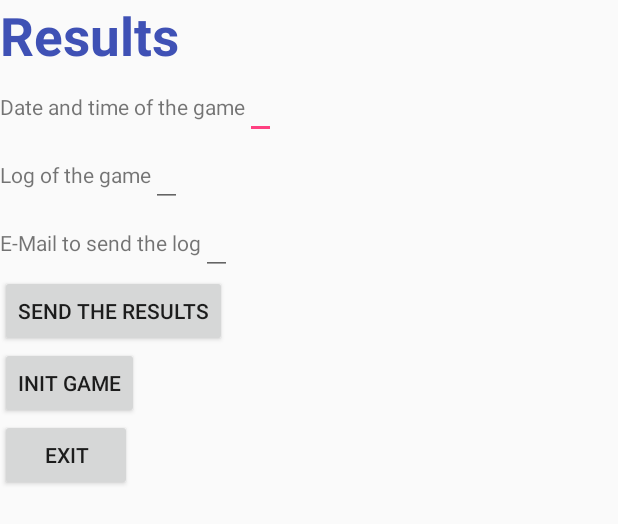
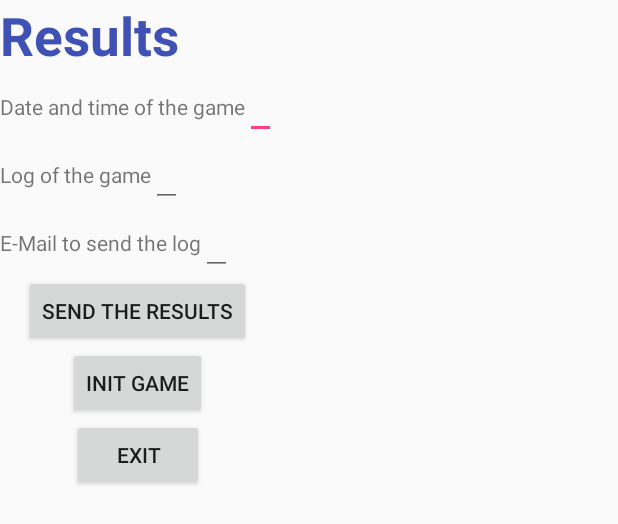
Before and after one commit to jaumeg3/AndroidPractReversi, an Android app: the layout activity_result.xml on its own in the app's theme, with its tools: preview values and no code run, on a phone screen of 412 x 824 dp. Shown: the top 524 px of the screen. Run offline under Robolectric (Android 15) with nearby library versions, the phone set to English and light mode, and no system bars.

Commit message:
Fix the layout possible problem.

```diff
--- a/app/src/main/res/layout-land/activity_result.xml
+++ b/app/src/main/res/layout-land/activity_result.xml
@@ -3,6 +3,7 @@
     xmlns:tools="http://schemas.android.com/tools"
     android:layout_width="match_parent"
     android:layout_height="match_parent"
+    android:gravity="center"
     android:orientation="vertical"
     tools:context="agut_giralt.androidpractreversi.activities.ActivityResult">
 
@@ -13,6 +14,15 @@
         android:textColor="@color/colorPrimary"
         android:textSize="@dimen/title"
         android:textStyle="bold" />
+
+    <ScrollView
+        android:layout_width="wrap_content"
+        android:layout_height="wrap_content">
+
+        <LinearLayout
+            android:layout_width="match_parent"
+            android:layout_height="match_parent"
+            android:orientation="vertical">
 
             <LinearLayout
                 android:layout_width="match_parent"
@@ -67,7 +77,8 @@
                 android:layout_width="match_parent"
                 android:layout_height="wrap_content"
                 android:layout_gravity="center"
-        android:orientation="horizontal">
+                android:gravity="center"
+                android:orientation="vertical">
 
                 <Button
                     android:id="@+id/resultButton"
@@ -88,5 +99,6 @@
                     android:text="@string/btnExit" />
 
             </LinearLayout>
-
         </LinearLayout>
+    </ScrollView>
+</LinearLayout>
--- a/app/src/main/res/layout/activity_result.xml
+++ b/app/src/main/res/layout/activity_result.xml
@@ -13,6 +13,15 @@
         android:textColor="@color/colorPrimary"
         android:textSize="@dimen/title"
         android:textStyle="bold" />
+
+    <ScrollView
+        android:layout_width="wrap_content"
+        android:layout_height="wrap_content">
+
+        <LinearLayout
+            android:layout_width="match_parent"
+            android:layout_height="match_parent"
+            android:orientation="vertical">
 
             <LinearLayout
                 android:layout_width="match_parent"
@@ -67,6 +76,7 @@
                 android:layout_width="match_parent"
                 android:layout_height="wrap_content"
                 android:layout_gravity="center"
+                android:gravity="center"
                 android:orientation="vertical">
 
                 <Button
@@ -88,5 +98,6 @@
                     android:text="@string/btnExit" />
 
             </LinearLayout>
-
         </LinearLayout>
+    </ScrollView>
+</LinearLayout>
```
Lines whose indentation alone changed are shown as unchanged.
